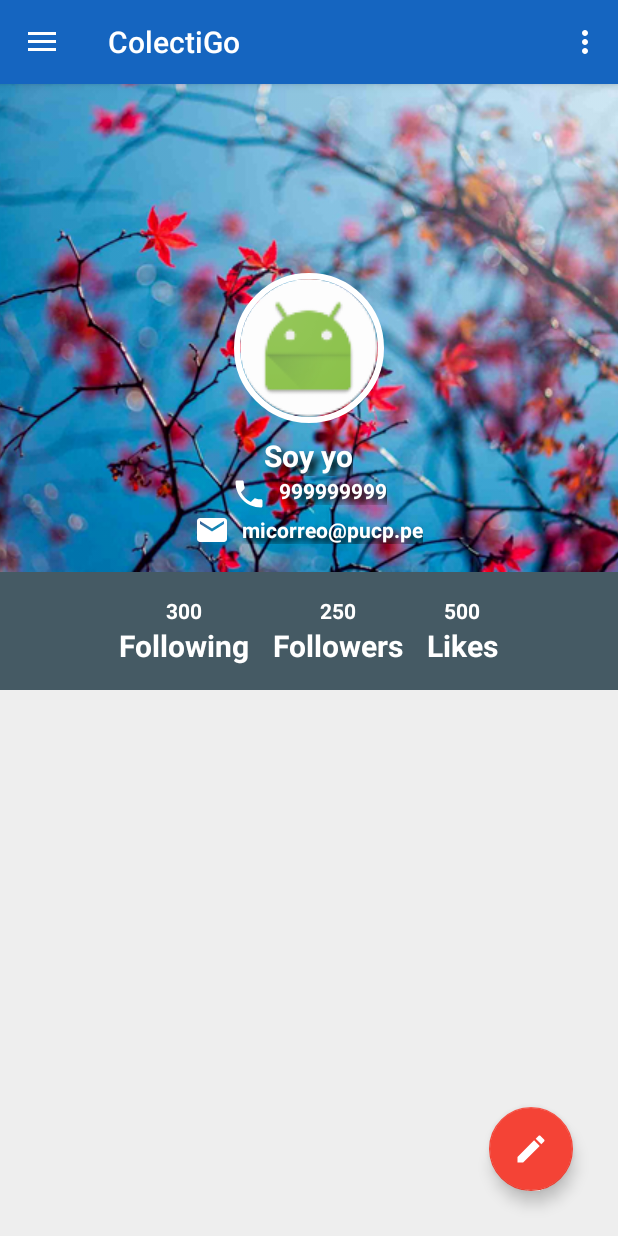
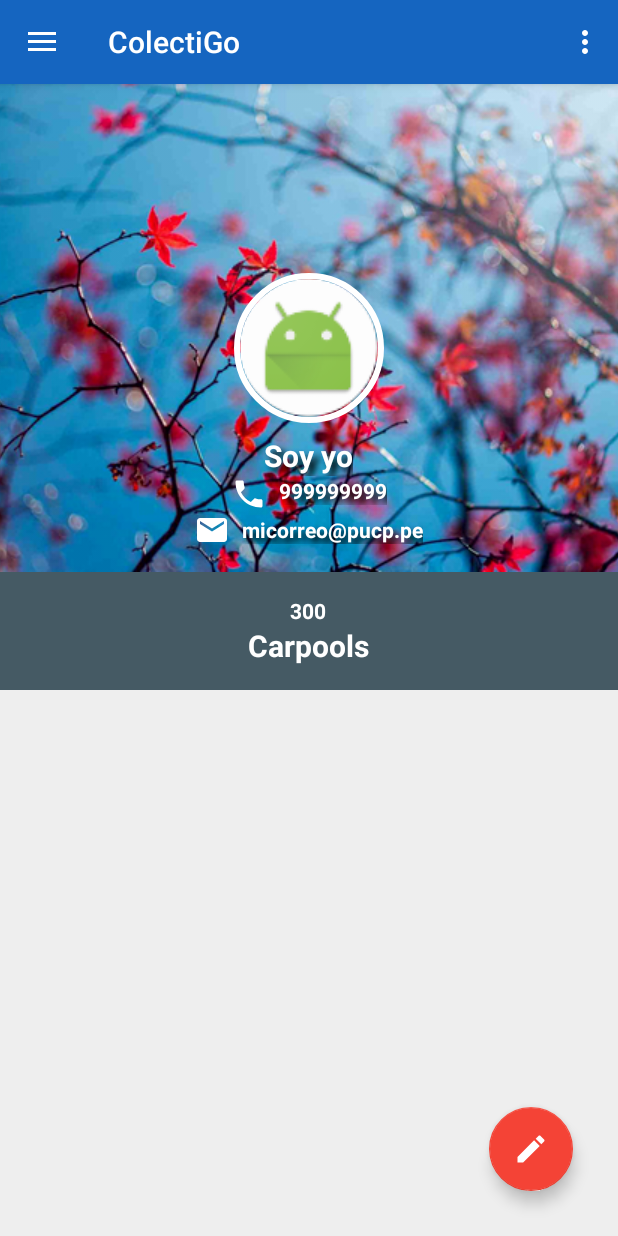
Before and after one commit to Avrgebro/TestP, an Android app: the fragment ProfileFragment placed in its activity, on a phone screen of 412 x 824 dp. Run offline under Robolectric (Android 15) with nearby library versions, the phone set to English and light mode, and no system bars; our stand-ins replace ButterKnife, CircleImageView; libraries missing offline, so code that uses them is left out: com.crashlytics.android, io.fabric.sdk; 1 statement that could not run was skipped.

Commit message:
Add phone validation in profile layout

```diff
--- a/app/src/main/java/com/example/jose/carpool/ProfileFragment.java
+++ b/app/src/main/java/com/example/jose/carpool/ProfileFragment.java
@@ -417,6 +417,11 @@ public class ProfileFragment extends Fragment {
             phone = mUser.getTelefono();
         }
 
+        if (phone.length() < 8) {
+            phoneWrapper.setError("Numero Invalido");
+            valid = false;
+        }
+
 //        if (!Patterns.PHONE.matcher(phone).matches()) {
 //            phoneInput.setError("Teléfono inválido");
 //            valid = false;
--- a/app/src/main/res/layout/fragment_profile.xml
+++ b/app/src/main/res/layout/fragment_profile.xml
@@ -246,11 +246,12 @@
                 <GridLayout
                     android:layout_width="wrap_content"
                     android:layout_height="wrap_content"
-                    android:columnCount="3"
+                    android:columnCount="1"
                     android:padding="16dp"
                     android:rowCount="2">
 
                     <TextView
+                        android:id="@+id/profile_carpool_count"
                         android:layout_gravity="center"
                         android:layout_marginLeft="8dp"
                         android:layout_marginRight="8dp"
@@ -258,48 +259,48 @@
                         android:textColor="@android:color/white"
                         android:textStyle="bold" />
 
-                    <TextView
-                        android:layout_gravity="center"
-                        android:layout_marginLeft="8dp"
-                        android:layout_marginRight="8dp"
-                        android:text="250"
-                        android:textColor="@android:color/white"
-                        android:textStyle="bold" />
+                    <!--<TextView-->
+                        <!--android:layout_gravity="center"-->
+                        <!--android:layout_marginLeft="8dp"-->
+                        <!--android:layout_marginRight="8dp"-->
+                        <!--android:text="250"-->
+                        <!--android:textColor="@android:color/white"-->
+                        <!--android:textStyle="bold" />-->
+
+                    <!--<TextView-->
+                        <!--android:layout_gravity="center"-->
+                        <!--android:layout_marginLeft="8dp"-->
+                        <!--android:layout_marginRight="8dp"-->
+                        <!--android:text="500"-->
+                        <!--android:textColor="@android:color/white"-->
+                        <!--android:textStyle="bold" />-->
 
                     <TextView
                         android:layout_gravity="center"
                         android:layout_marginLeft="8dp"
                         android:layout_marginRight="8dp"
-                        android:text="500"
-                        android:textColor="@android:color/white"
-                        android:textStyle="bold" />
-
-                    <TextView
-                        android:layout_gravity="center"
-                        android:layout_marginLeft="8dp"
-                        android:layout_marginRight="8dp"
-                        android:text="Following"
+                        android:text="Carpools"
                         android:textColor="@android:color/white"
                         android:textSize="20sp"
                         android:textStyle="bold" />
 
-                    <TextView
-                        android:layout_gravity="center"
-                        android:layout_marginLeft="8dp"
-                        android:layout_marginRight="8dp"
-                        android:text="Followers"
-                        android:textColor="@android:color/white"
-                        android:textSize="20sp"
-                        android:textStyle="bold" />
+                    <!--<TextView-->
+                        <!--android:layout_gravity="center"-->
+                        <!--android:layout_marginLeft="8dp"-->
+                        <!--android:layout_marginRight="8dp"-->
+                        <!--android:text="Followers"-->
+                        <!--android:textColor="@android:color/white"-->
+                        <!--android:textSize="20sp"-->
+                        <!--android:textStyle="bold" />-->
 
-                    <TextView
-                        android:layout_gravity="center"
-                        android:layout_marginLeft="8dp"
-                        android:layout_marginRight="8dp"
-                        android:text="Likes"
-                        android:textColor="@android:color/white"
-                        android:textSize="20sp"
-                        android:textStyle="bold" />
+                    <!--<TextView-->
+                        <!--android:layout_gravity="center"-->
+                        <!--android:layout_marginLeft="8dp"-->
+                        <!--android:layout_marginRight="8dp"-->
+                        <!--android:text="Likes"-->
+                        <!--android:textColor="@android:color/white"-->
+                        <!--android:textSize="20sp"-->
+                        <!--android:textStyle="bold" />-->
 
                 </GridLayout>
 
```
